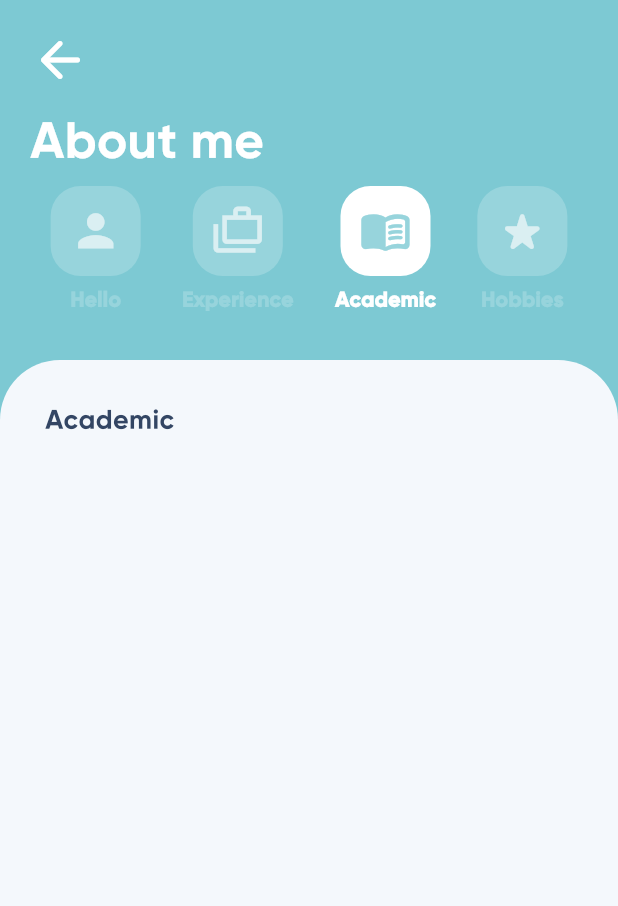
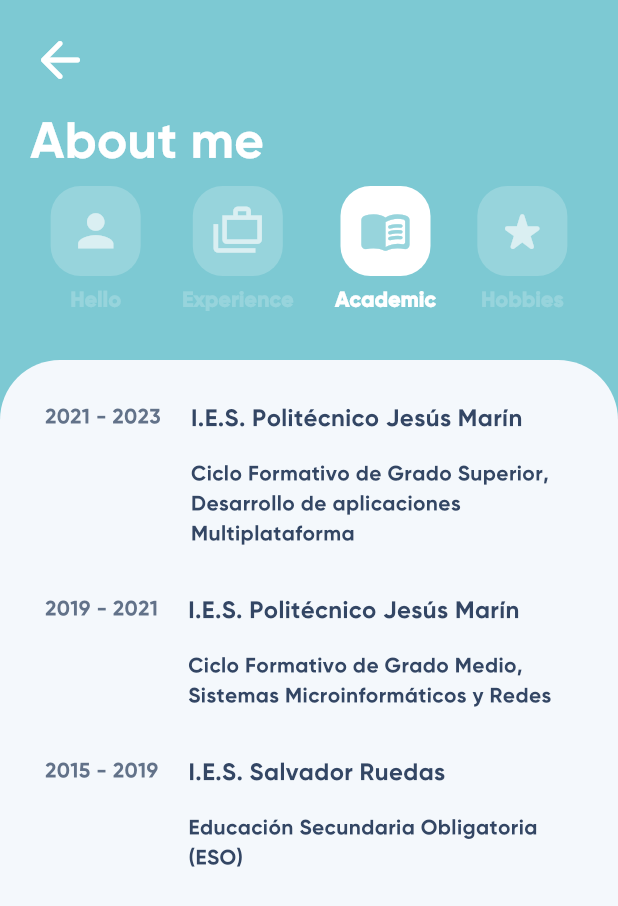
Before and after one commit to DaviMontiel/my-portfolio, a Flutter app: the AboutMePage screen opened directly, after a tap on "Experience", after a tap on "Academic", on a phone screen of 412 x 824 dp. Shown: the top 906 px of the screen. Run offline on Flutter 3.47's test engine with Material 3 defaults, Android fonts, the phone set to English and light mode, and no system bars; our stand-ins replace shared_preferences; accounts and stored records are empty; generated files the repository leaves out were written again.

Commit message:
type name animation, started academic and hello section

```diff
--- a/lib/src/view/pages/about_me/academic_section_widget.dart
+++ b/lib/src/view/pages/about_me/academic_section_widget.dart
@@ -1,3 +1,4 @@
+import 'package:david_portfolio_app/src/controller/language_controller.dart';
 import 'package:flutter/material.dart';
 
 class AcademicSectionWidget extends StatelessWidget {
@@ -5,17 +6,77 @@ class AcademicSectionWidget extends StatelessWidget {
 
   @override
   Widget build(BuildContext context) {
-    return const Column(
+    final List<Map<String, dynamic>> studies = [
+      {
+        "site": "I.E.S. Politécnico Jesús Marín",
+        "years": "2021 - 2023",
+        "name": 'Ciclo Formativo de Grado Superior, Desarrollo de aplicaciones Multiplataforma',
+        "grade": "9.2",
+      },
+      {
+        'site': 'I.E.S. Politécnico Jesús Marín',
+        'years': '2019 - 2021',
+        'name': 'Ciclo Formativo de Grado Medio, Sistemas Microinformáticos y Redes',
+        "grade": "8.96",
+      },
+      {
+        'site': 'I.E.S. Salvador Ruedas',
+        'years': '2015 - 2019',
+        'name': 'Educación Secundaria Obligatoria (ESO)',
+        "grade": "6.07",
+      },
+    ];
+
+    return Column(
       crossAxisAlignment: CrossAxisAlignment.start,
       children: [
-        Text(
-          'Academic',
-          style: TextStyle(
-            color: Color.fromRGBO(51, 70, 100, 1),
-            fontFamily: 'Gilroy-Bold-120',
-            fontSize: 18,
-          ),
-        ),
+        for (int f=0; f<studies.length; f++)
+          ...[
+            Row(
+              crossAxisAlignment: CrossAxisAlignment.start,
+              children: [
+                Text(
+                  studies[f]['years'],
+                  style: const TextStyle(
+                    color: Color.fromRGBO(98, 114, 137, 1),
+                    fontFamily: 'Gilroy-Bold-120',
+                    fontSize: 14,
+                  ),
+                ),
+
+                const SizedBox( width: 20 ),
+
+                Expanded(
+                  child: Column(
+                    crossAxisAlignment: CrossAxisAlignment.start,
+                    children: [
+                      Text(
+                        studies[f]['site'],
+                        style: const TextStyle(
+                          color: Color.fromRGBO(51, 70, 100, 1),
+                          fontFamily: 'Gilroy-Bold-120',
+                          fontSize: 16,
+                        ),
+                      ),
+
+                      const SizedBox( height: 15 ),
+
+                      Text(
+                        studies[f]['name'],
+                        style: const TextStyle(
+                          color: Color.fromRGBO(51, 70, 100, 1),
+                          fontFamily: 'Gilroy-Bold-120',
+                          fontSize: 14,
+                        ),
+                      ),
+                    ],
+                  ),
+                ),
+              ],
+            ),
+
+            const SizedBox( height: 30 ),
+          ],
       ],
     );
   }
--- a/lib/src/view/pages/about_me/hello_section_widget.dart
+++ b/lib/src/view/pages/about_me/hello_section_widget.dart
@@ -8,12 +8,39 @@ class HelloSectionWidget extends StatelessWidget {
     return const Column(
       crossAxisAlignment: CrossAxisAlignment.start,
       children: [
+        Center(
+          child: Text(
+            '¡Hola, Soy David!',
+            textAlign: TextAlign.center,
+            style: TextStyle(
+              color: Color.fromRGBO(51, 70, 100, 1),
+              fontFamily: 'Gilroy-Bold-120',
+              fontSize: 24,
+            ),
+          ),
+        ),
+
+        SizedBox( height: 15 ),
+
         Text(
-          'Hello',
+          'Un apasionado desarrollador de software con experiencia en el desarrollo de aplicaciones nativas y sistemas informaticos. Nací en Málaga (España) y desde joven me interesé por la tecnología y la programación.',
+          textAlign: TextAlign.justify,
           style: TextStyle(
-            color: Color.fromRGBO(51, 70, 100, 1),
-            fontFamily: 'Gilroy-Bold-120',
-            fontSize: 18,
+            color: Color.fromRGBO(98, 114, 137, 1),
+            fontFamily: 'Gilroy-Bold',
+            fontSize: 16,
+          ),
+        ),
+
+        SizedBox( height: 15 ),
+
+        Text(
+          'He trabajado en varios proyectos, desde aplicaciones para mejorar la movilidad urbana hasta plataformas para la gestión de datos. Me encanta aprender sobre nuevas tecnologías y enfrentar desafíos que me permitan crecer profesionalmente.',
+          textAlign: TextAlign.justify,
+          style: TextStyle(
+            color: Color.fromRGBO(98, 114, 137, 1),
+            fontFamily: 'Gilroy-Bold',
+            fontSize: 16,
           ),
         ),
       ],
--- a/lib/src/view/pages/main_page.dart
+++ b/lib/src/view/pages/main_page.dart
@@ -1,3 +1,4 @@
+import 'dart:async';
 import 'dart:ui';
 import 'package:david_portfolio_app/src/controller/external_controller.dart';
 import 'package:david_portfolio_app/src/controller/language_controller.dart';
@@ -17,6 +18,9 @@ class MainPage extends StatefulWidget {
 
 class _MainPageState extends State<MainPage> {
 
+  List<bool> visibleKeys = [false, false];
+  String displayedText = '';
+
   int currentIndex = 0;
   double opacity = 1.0;
   late String currentLanguage;
@@ -27,7 +31,55 @@ class _MainPageState extends State<MainPage> {
     currentLanguage = languageController.locale.languageCode;
     super.initState();
 
+    _startTypingName();
     Future.delayed(const Duration(seconds: 3), _updateText);
+  }
+
+  void _startTypingName() async {
+    await _type_(blinks: 4);
+    await _typeName();
+    await _type_(blinks: 6);
+    await _typeKeys();
+  }
+
+  Future<void> _type_({required int blinks}) async {
+    for (int f=0; f<blinks; f++) {
+      await Future.delayed(const Duration(milliseconds: 500));
+
+      if (f % 2 == 0) {
+        displayedText += '|';
+      } else {
+        displayedText = displayedText.substring(0, displayedText.length-1);
+      }
+
+      setState(() {});
+    }
+  }
+
+  Future<void> _typeName() async {
+    int currentNameIndex = 0;
+    String text = 'David Montiel';
+
+    displayedText += ' ';
+    for (int f=0; f<text.length; f++) {
+      await Future.delayed(const Duration(milliseconds: 250));
+
+      displayedText = displayedText.substring(0, displayedText.length-1);
+      displayedText += '${text[currentNameIndex]}|';
+      currentNameIndex++;
+
+      setState(() {});
+    }
+
+    displayedText = displayedText.substring(0, displayedText.length-1);
+  }
+
+  Future<void> _typeKeys() async {
+    visibleKeys[1] = true;
+    setState(() {});
+    await Future.delayed(const Duration(milliseconds: 1000));
+    visibleKeys[0] = true;
+    setState(() {});
   }
 
   void _updateText() {
@@ -48,16 +100,16 @@ class _MainPageState extends State<MainPage> {
   Widget build(BuildContext context) {
     final List<Map<String, dynamic>> links = [
       {
+        'icon': Icons.quick_contacts_mail_outlined,
+        'text': [languageController.language.manPageText3_0, languageController.language.manPageText3_1],
+        'color': const Color.fromRGBO(241, 152, 189, 1),
+        'event': () => _openAboutSection(AboutMeSection.hello)
+      },
+      {
         'icon': Icons.work_outlined,
         'text': [languageController.language.manPageText2_0, languageController.language.manPageText2_1],
-        'color': const Color.fromRGBO(241, 152, 189, 1),
+        'color': const Color.fromRGBO(125, 201, 211, 1),
         'event': () => _openAboutSection(AboutMeSection.experience)
-      },
-      {
-        'icon': Icons.quick_contacts_mail_outlined,
-        'text': [languageController.language.manPageText3_0, languageController.language.manPageText3_1],
-        'color': const Color.fromRGBO(125, 201, 211, 1),
-        'event': () => _openAboutSection(AboutMeSection.hello)
       },
       {
         'icon': Icons.wechat_rounded,
@@ -161,13 +213,39 @@ class _MainPageState extends State<MainPage> {
                     const SizedBox( height: 5 ),
 
                     // NAME
-                    const Text(
-                      'David Montiel',
-                      style: TextStyle(
-                        fontSize: 34,
-                        color: Color.fromRGBO(51, 70, 100, 1),
-                        fontFamily: 'Gilroy-Bold-120',
-                      ),
+                    Row(
+                      children: [
+                        Visibility(
+                          visible: visibleKeys[0],
+                          child: const Text(
+                            '{',
+                            style: TextStyle(
+                              fontSize: 34,
+                              color: Color.fromRGBO(21, 95, 255, 1),
+                              fontFamily: 'Gilroy-Bold-120',
+                            ),
+                          ),
+                        ),
+                        Text(
+                          displayedText,
+                          style: const TextStyle(
+                            fontSize: 34,
+                            color: Color.fromRGBO(51, 70, 100, 1),
+                            fontFamily: 'Gilroy-Bold-120',
+                          ),
+                        ),
+                        Visibility(
+                          visible: visibleKeys[1],
+                          child: const Text(
+                            '}',
+                            style: TextStyle(
+                              fontSize: 34,
+                              color: Color.fromRGBO(21, 95, 255, 1),
+                              fontFamily: 'Gilroy-Bold-120',
+                            ),
+                          ),
+                        ),
+                      ],
                     ),
 
                     // WORK
--- a/lib/src/view/pages/welcome_page.dart
+++ b/lib/src/view/pages/welcome_page.dart
@@ -15,6 +15,7 @@ class _WelcomePageState extends State<WelcomePage> with SingleTickerProviderStat
   late AnimationController _controller;
   late Animation<double> _animation;
   bool _isVisible = false;
+  bool _openingNewWindow = false;
 
 
   @override
@@ -38,7 +39,7 @@ class _WelcomePageState extends State<WelcomePage> with SingleTickerProviderStat
     });
 
     Future.delayed(const Duration(milliseconds: 3000), () {
-      if (!mounted) return;
+      if (!mounted || _openingNewWindow) return;
 
       Navigator.of(context).pushReplacement(
         CupertinoPageRoute(
@@ -61,6 +62,7 @@ class _WelcomePageState extends State<WelcomePage> with SingleTickerProviderStat
     return Scaffold(
       body: GestureDetector(
         onTap: () {
+          _openingNewWindow= true;
           Navigator.of(context).pushReplacement(
             CupertinoPageRoute(
               builder: (context) => const MainPage(),
```
